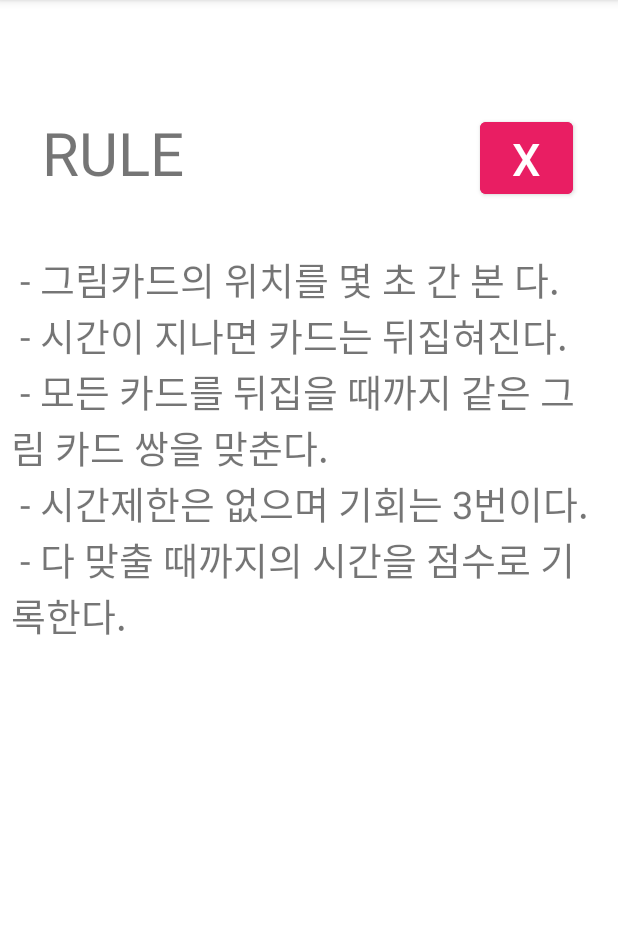
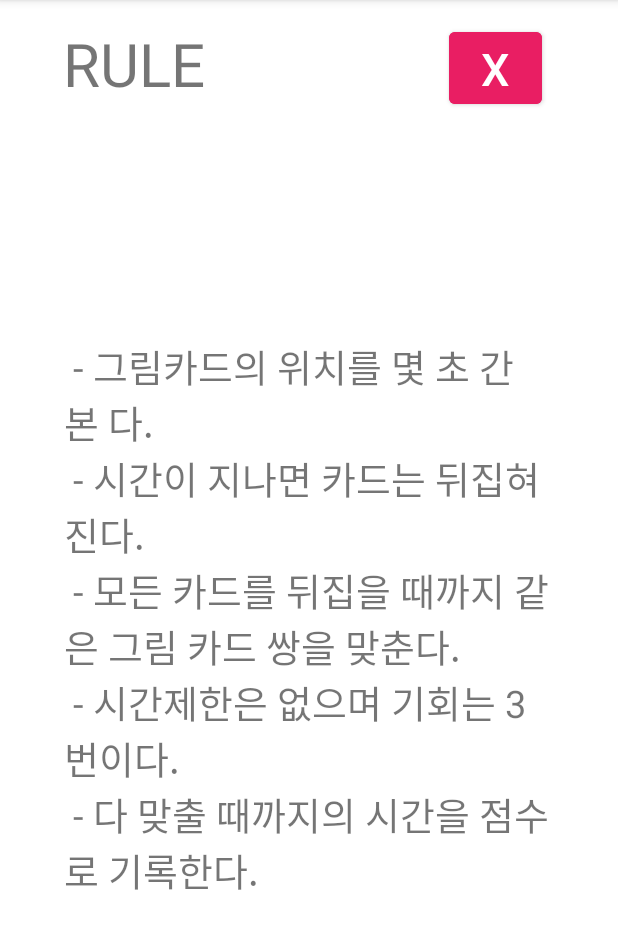
Before and after one commit to podokiller/Java_project, an Android app: the screen it shows after launch (RuleActivity), after a tap on "게임설명", on a phone screen of 412 x 824 dp, the part 84-1033 px from its top. Run offline under Robolectric (Android 15) with nearby library versions, the phone set to English and light mode, and no system bars.

```diff
--- a/app/src/main/AndroidManifest.xml
+++ b/app/src/main/AndroidManifest.xml
@@ -9,6 +9,12 @@
         android:roundIcon="@mipmap/ic_launcher_round"
         android:supportsRtl="true"
         android:theme="@style/Theme.MyFirstApp">
+        <activity
+            android:name=".FindSameCard"
+            android:exported="false" />
+        <activity
+            android:name=".DifficultyActivity"
+            android:exported="false" />
         <activity
             android:name=".RuleActivity"
             android:exported="false" />
--- a/app/src/main/java/com/example/myfirstapp/MainActivity.kt
+++ b/app/src/main/java/com/example/myfirstapp/MainActivity.kt
@@ -6,16 +6,24 @@ import android.os.Bundle
 import android.widget.Button
 
 class MainActivity : AppCompatActivity() {
-    lateinit var ruleButton:Button
+    lateinit var ruleButton:Button  // 규칙 창 여는 버튼 선언.
+    lateinit var startButton:Button // 게임시작 창 여는 버튼 선언. 난이도 선택 액티비티로 이동.
     override fun onCreate(savedInstanceState: Bundle?) {
         super.onCreate(savedInstanceState)
         setContentView(R.layout.activity_main)
 
-        var intent = Intent(this, RuleActivity::class.java)
+        var ruleIntent = Intent(this, RuleActivity::class.java)
+        // 게임설명 버튼 누르면 RuleActivity 로 이동.
         ruleButton=findViewById(R.id.Rule)
         ruleButton.setOnClickListener {
-            startActivity(intent)
+            startActivity(ruleIntent)
+        }
 
+        var startIntent = Intent(this, DifficultyActivity::class.java)
+        // 게임시작 버튼 누르면 DifficultyActivity 로 이동.
+        startButton=findViewById(R.id.start_button)
+        startButton.setOnClickListener {
+            startActivity(startIntent)
         }
     }
 }
--- a/app/src/main/java/com/example/myfirstapp/RuleActivity.kt
+++ b/app/src/main/java/com/example/myfirstapp/RuleActivity.kt
@@ -1,11 +1,25 @@
 package com.example.myfirstapp
 
+import android.content.Intent
 import androidx.appcompat.app.AppCompatActivity
 import android.os.Bundle
+import android.widget.Button
 
 class RuleActivity : AppCompatActivity() {
+    lateinit var closeButton:Button // closeButton 을 버튼 변수로 선언. 창 닫는 기능.
     override fun onCreate(savedInstanceState: Bundle?) {
         super.onCreate(savedInstanceState)
         setContentView(R.layout.activity_rule)
+
+        //var intent = Intent(this, MainActivity::class.java)
+
+        // 닫기 버튼 누르면 액티비티 종료.
+        closeButton=findViewById(R.id.close_button)
+        closeButton.setOnClickListener {
+            finish()
+        }
+
+
     }
+
 }
--- a/app/src/main/res/layout/activity_rule.xml
+++ b/app/src/main/res/layout/activity_rule.xml
@@ -8,8 +8,8 @@
 
     <TextView
         android:id="@+id/textView"
-        android:layout_width="398dp"
-        android:layout_height="500dp"
+        android:layout_width="327dp"
+        android:layout_height="576dp"
         android:text="\n
 - 그림카드의 위치를 몇 초 간 본 다. \n
 - 시간이 지나면 카드는 뒤집혀진다. \n
@@ -20,21 +20,22 @@
         app:layout_constraintBottom_toBottomOf="parent"
         app:layout_constraintEnd_toEndOf="parent"
         app:layout_constraintStart_toStartOf="parent"
-        app:layout_constraintTop_toTopOf="parent" />
+        app:layout_constraintTop_toTopOf="parent"
+        app:layout_constraintVertical_bias="1.0" />
 
     <Button
         android:id="@+id/close_button"
         android:layout_width="62dp"
         android:layout_height="60dp"
+        android:backgroundTint="#E91E63"
         android:text="X"
         android:textSize="30dp"
-        android:backgroundTint="#E91E63"
         app:layout_constraintBottom_toBottomOf="parent"
         app:layout_constraintEnd_toEndOf="parent"
-        app:layout_constraintHorizontal_bias="0.915"
+        app:layout_constraintHorizontal_bias="0.856"
         app:layout_constraintStart_toStartOf="parent"
         app:layout_constraintTop_toTopOf="parent"
-        app:layout_constraintVertical_bias="0.106" />
+        app:layout_constraintVertical_bias="0.022" />
 
     <TextView
         android:id="@+id/textView2"
@@ -44,8 +45,8 @@
         android:textSize="40dp"
         app:layout_constraintBottom_toBottomOf="parent"
         app:layout_constraintEnd_toEndOf="parent"
-        app:layout_constraintHorizontal_bias="0.105"
+        app:layout_constraintHorizontal_bias="0.157"
         app:layout_constraintStart_toStartOf="parent"
         app:layout_constraintTop_toTopOf="parent"
-        app:layout_constraintVertical_bias="0.106" />
+        app:layout_constraintVertical_bias="0.022" />
 </androidx.constraintlayout.widget.ConstraintLayout>
```
Also changed, not shown: app/src/main/java/com/example/myfirstapp/DifficultyActivity.kt (added, +30 -0 lines), app/src/main/java/com/example/myfirstapp/FindSameCard.kt (added, +57 -0 lines), app/src/main/res/layout/activity_difficulty.xml (added, +64 -0 lines), app/src/main/res/layout/activity_find_same_card.xml (added, +52 -0 lines), app/src/main/res/layout/activity_main.xml (+4 -4 lines).
